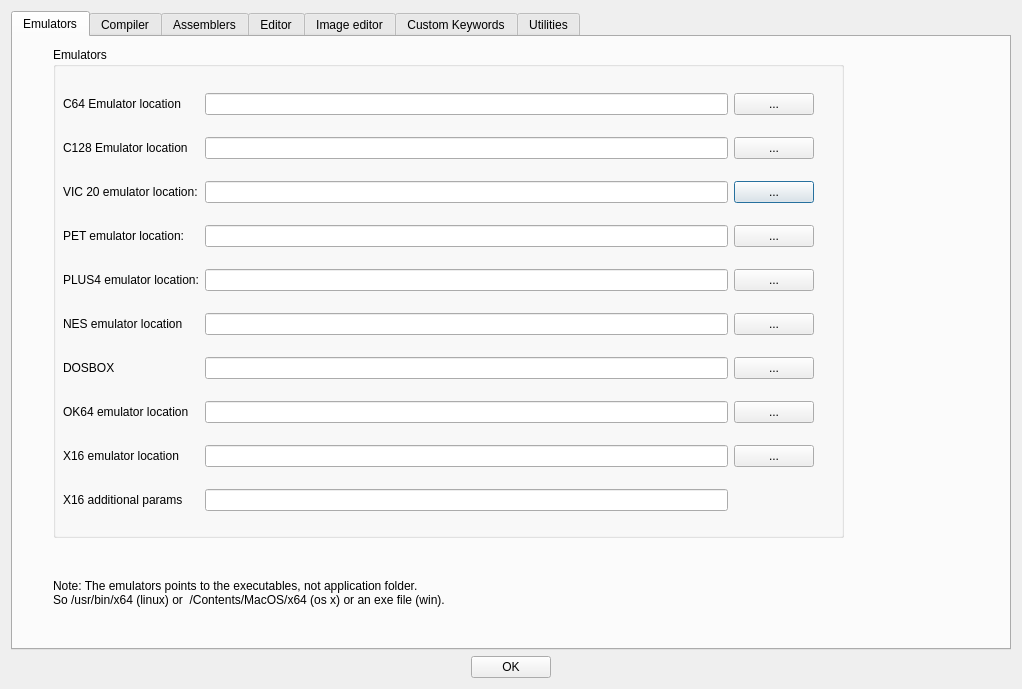
This is source/dialogtrsesettings.ui in leuat/TRSE as Qt 5 draws it before an edit. The edited form follows.
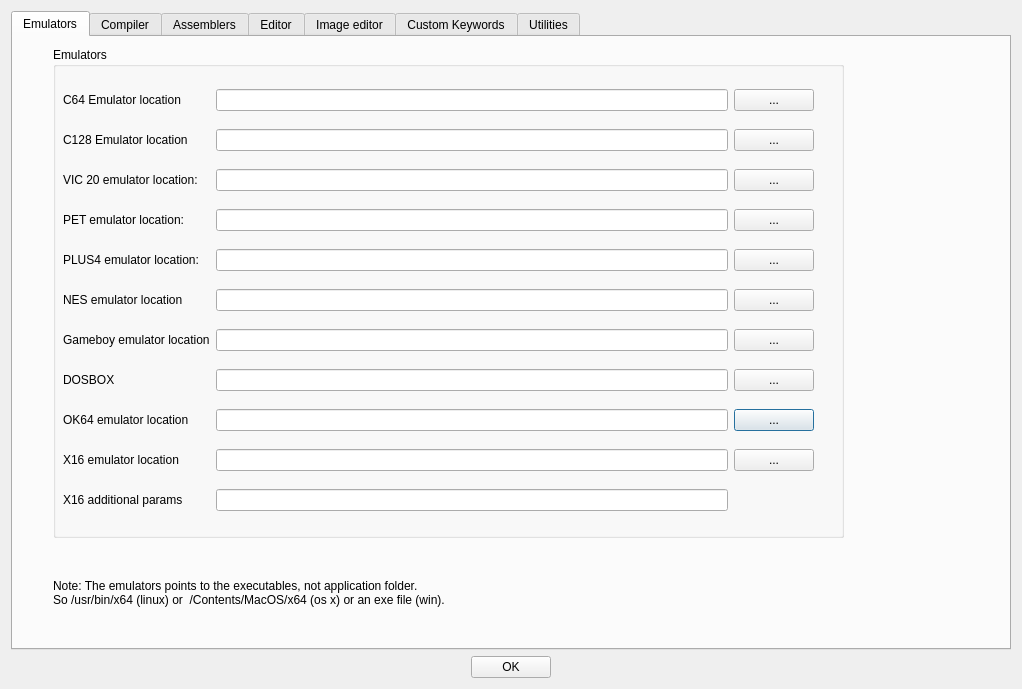
This is the edited form. The open tabs and pages were chosen to show the change.

Diff of the .ui file:
```diff
--- a/source/dialogtrsesettings.ui
+++ b/source/dialogtrsesettings.ui
@@ -63,16 +63,50 @@
             <height>451</height>
            </rect>
           </property>
-          <layout class="QGridLayout" name="gridLayout_7" rowstretch="0,0,0,0,0,0,0,0,0,0">
-           <item row="2" column="2">
-            <widget class="QPushButton" name="btnVic20Emulator">
+          <layout class="QGridLayout" name="gridLayout_7" rowstretch="0,0,0,0,0,0,0,0,0,0,0">
+           <item row="8" column="2">
+            <widget class="QPushButton" name="btnOKEmulator">
              <property name="text">
               <string>...</string>
              </property>
             </widget>
            </item>
-           <item row="4" column="1">
-            <widget class="QLineEdit" name="lePlus4Emulator"/>
+           <item row="3" column="1">
+            <widget class="QLineEdit" name="lePETEmulator"/>
+           </item>
+           <item row="0" column="1">
+            <widget class="QLineEdit" name="leEmulator"/>
+           </item>
+           <item row="4" column="2">
+            <widget class="QPushButton" name="btnPlus4Select">
+             <property name="text">
+              <string>...</string>
+             </property>
+            </widget>
+           </item>
+           <item row="9" column="2">
+            <widget class="QPushButton" name="btnX16Emulator">
+             <property name="text">
+              <string>...</string>
+             </property>
+            </widget>
+           </item>
+           <item row="4" column="0">
+            <widget class="QLabel" name="label_26">
+             <property name="text">
+              <string>PLUS4 emulator location:</string>
+             </property>
+            </widget>
+           </item>
+           <item row="1" column="1">
+            <widget class="QLineEdit" name="leEmulatorC128"/>
+           </item>
+           <item row="7" column="2">
+            <widget class="QPushButton" name="btnDosbox">
+             <property name="text">
+              <string>...</string>
+             </property>
+            </widget>
            </item>
            <item row="0" column="0">
             <widget class="QLabel" name="label">
@@ -88,6 +122,27 @@
              </property>
             </widget>
            </item>
+           <item row="5" column="2">
+            <widget class="QPushButton" name="btnNesEmulatr">
+             <property name="text">
+              <string>...</string>
+             </property>
+            </widget>
+           </item>
+           <item row="7" column="0">
+            <widget class="QLabel" name="label_34">
+             <property name="text">
+              <string>DOSBOX</string>
+             </property>
+            </widget>
+           </item>
+           <item row="2" column="2">
+            <widget class="QPushButton" name="btnVic20Emulator">
+             <property name="text">
+              <string>...</string>
+             </property>
+            </widget>
+           </item>
            <item row="1" column="2">
             <widget class="QPushButton" name="btnEmulatorC128">
              <property name="text">
@@ -95,33 +150,10 @@
              </property>
             </widget>
            </item>
-           <item row="5" column="1">
-            <widget class="QLineEdit" name="leNesEmulator"/>
-           </item>
-           <item row="7" column="0">
-            <widget class="QLabel" name="label_18">
+           <item row="1" column="0">
+            <widget class="QLabel" name="label_16">
              <property name="text">
-              <string>OK64 emulator location</string>
-             </property>
-            </widget>
-           </item>
-           <item row="8" column="2">
-            <widget class="QPushButton" name="btnX16Emulator">
-             <property name="text">
-              <string>...</string>
-             </property>
-            </widget>
-           </item>
-           <item row="2" column="1">
-            <widget class="QLineEdit" name="leVic20Emulator"/>
-           </item>
-           <item row="0" column="1">
-            <widget class="QLineEdit" name="leEmulator"/>
-           </item>
-           <item row="3" column="0">
-            <widget class="QLabel" name="label_23">
-             <property name="text">
-              <string>PET emulator location:</string>
+              <string>C128 Emulator location</string>
              </property>
             </widget>
            </item>
@@ -132,16 +164,6 @@
              </property>
             </widget>
            </item>
-           <item row="3" column="1">
-            <widget class="QLineEdit" name="lePETEmulator"/>
-           </item>
-           <item row="9" column="1">
-            <widget class="QLineEdit" name="leX16EmuParams">
-             <property name="text">
-              <string/>
-             </property>
-            </widget>
-           </item>
            <item row="5" column="0">
             <widget class="QLabel" name="label_14">
              <property name="text">
@@ -149,87 +171,82 @@
              </property>
             </widget>
            </item>
-           <item row="4" column="2">
-            <widget class="QPushButton" name="btnPlus4Select">
-             <property name="text">
-              <string>...</string>
-             </property>
-            </widget>
-           </item>
-           <item row="7" column="1">
-            <widget class="QLineEdit" name="leOK64Emulator"/>
-           </item>
-           <item row="7" column="2">
-            <widget class="QPushButton" name="btnOKEmulator">
-             <property name="text">
-              <string>...</string>
-             </property>
-            </widget>
-           </item>
-           <item row="1" column="1">
-            <widget class="QLineEdit" name="leEmulatorC128"/>
-           </item>
-           <item row="8" column="1">
-            <widget class="QLineEdit" name="leX16Emu">
+           <item row="10" column="1">
+            <widget class="QLineEdit" name="leX16EmuParams">
              <property name="text">
               <string/>
              </property>
             </widget>
            </item>
-           <item row="8" column="0">
+           <item row="3" column="2">
+            <widget class="QPushButton" name="btnPetEmulator">
+             <property name="text">
+              <string>...</string>
+             </property>
+            </widget>
+           </item>
+           <item row="9" column="0">
             <widget class="QLabel" name="label_79">
              <property name="text">
               <string>X16 emulator location</string>
              </property>
             </widget>
            </item>
-           <item row="4" column="0">
-            <widget class="QLabel" name="label_26">
+           <item row="8" column="0">
+            <widget class="QLabel" name="label_18">
              <property name="text">
-              <string>PLUS4 emulator location:</string>
+              <string>OK64 emulator location</string>
              </property>
             </widget>
            </item>
-           <item row="5" column="2">
-            <widget class="QPushButton" name="btnNesEmulatr">
+           <item row="9" column="1">
+            <widget class="QLineEdit" name="leX16Emu">
              <property name="text">
-              <string>...</string>
+              <string/>
              </property>
             </widget>
            </item>
-           <item row="1" column="0">
-            <widget class="QLabel" name="label_16">
+           <item row="8" column="1">
+            <widget class="QLineEdit" name="leOK64Emulator"/>
+           </item>
+           <item row="7" column="1">
+            <widget class="QLineEdit" name="leDosbox"/>
+           </item>
+           <item row="3" column="0">
+            <widget class="QLabel" name="label_23">
              <property name="text">
-              <string>C128 Emulator location</string>
+              <string>PET emulator location:</string>
              </property>
             </widget>
            </item>
-           <item row="9" column="0">
+           <item row="2" column="1">
+            <widget class="QLineEdit" name="leVic20Emulator"/>
+           </item>
+           <item row="10" column="0">
             <widget class="QLabel" name="label_80">
              <property name="text">
               <string>X16 additional params</string>
              </property>
             </widget>
            </item>
+           <item row="5" column="1">
+            <widget class="QLineEdit" name="leNesEmulator"/>
+           </item>
+           <item row="4" column="1">
+            <widget class="QLineEdit" name="lePlus4Emulator"/>
+           </item>
            <item row="6" column="0">
-            <widget class="QLabel" name="label_34">
+            <widget class="QLabel" name="label_81">
              <property name="text">
-              <string>DOSBOX</string>
+              <string>Gameboy emulator location</string>
              </property>
             </widget>
            </item>
            <item row="6" column="1">
-            <widget class="QLineEdit" name="leDosbox"/>
+            <widget class="QLineEdit" name="leGameboyEmulator"/>
            </item>
            <item row="6" column="2">
-            <widget class="QPushButton" name="btnDosbox">
-             <property name="text">
-              <string>...</string>
-             </property>
-            </widget>
-           </item>
-           <item row="3" column="2">
-            <widget class="QPushButton" name="btnPetEmulator">
+            <widget class="QPushButton" name="btnGameboyEmulator">
              <property name="text">
               <string>...</string>
              </property>
```
Left out of the diff: 2 changed lines with no effect on the pictures.
